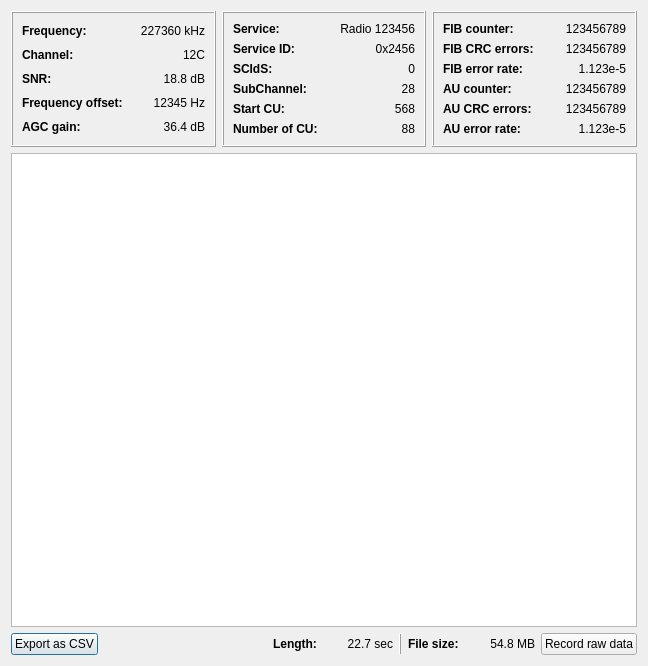
Above: gui/ensembleinfodialog.ui from KejPi/AbracaDABra before the change. Below: the same form after it.
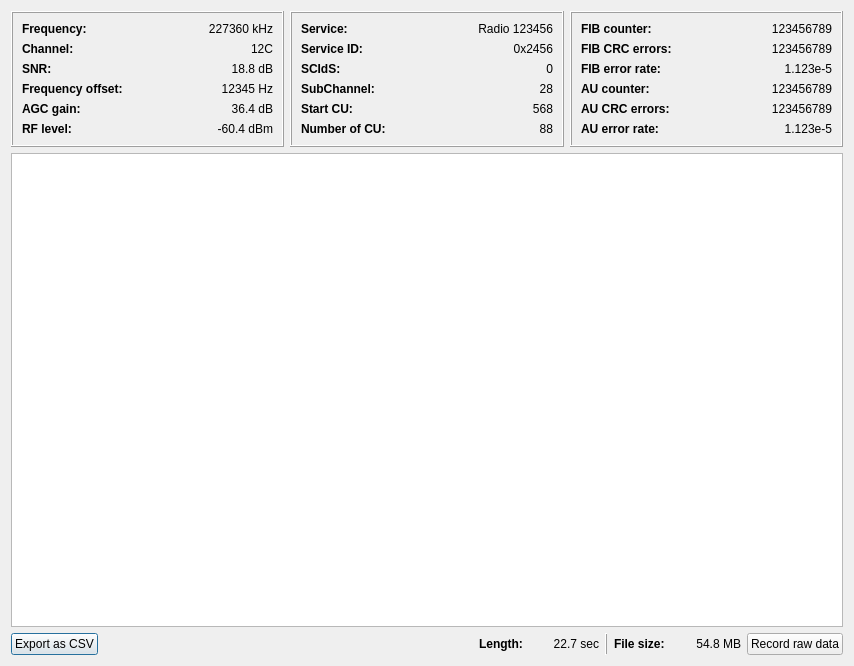
That is the form after the change.

Commit message: feat: RF level estimation for RTL-SDR with old-dab driver

Patch:
```diff
--- a/gui/ensembleinfodialog.ui
+++ b/gui/ensembleinfodialog.ui
@@ -6,7 +6,7 @@
    <rect>
     <x>0</x>
     <y>0</y>
-    <width>648</width>
+    <width>854</width>
     <height>666</height>
    </rect>
   </property>
@@ -155,6 +155,32 @@
           </item>
          </layout>
         </item>
+        <item>
+         <layout class="QHBoxLayout" name="horizontalLayout_22">
+          <item>
+           <widget class="QLabel" name="rfLevelLabel">
+            <property name="font">
+             <font>
+              <bold>true</bold>
+             </font>
+            </property>
+            <property name="text">
+             <string>RF level:</string>
+            </property>
+           </widget>
+          </item>
+          <item>
+           <widget class="QLabel" name="rfLevel">
+            <property name="text">
+             <string notr="true">-60.4 dBm</string>
+            </property>
+            <property name="alignment">
+             <set>Qt::AlignmentFlag::AlignRight|Qt::AlignmentFlag::AlignTrailing|Qt::AlignmentFlag::AlignVCenter</set>
+            </property>
+           </widget>
+          </item>
+         </layout>
+        </item>
        </layout>
       </widget>
      </item>
```
The commit also changes 6 other files.
